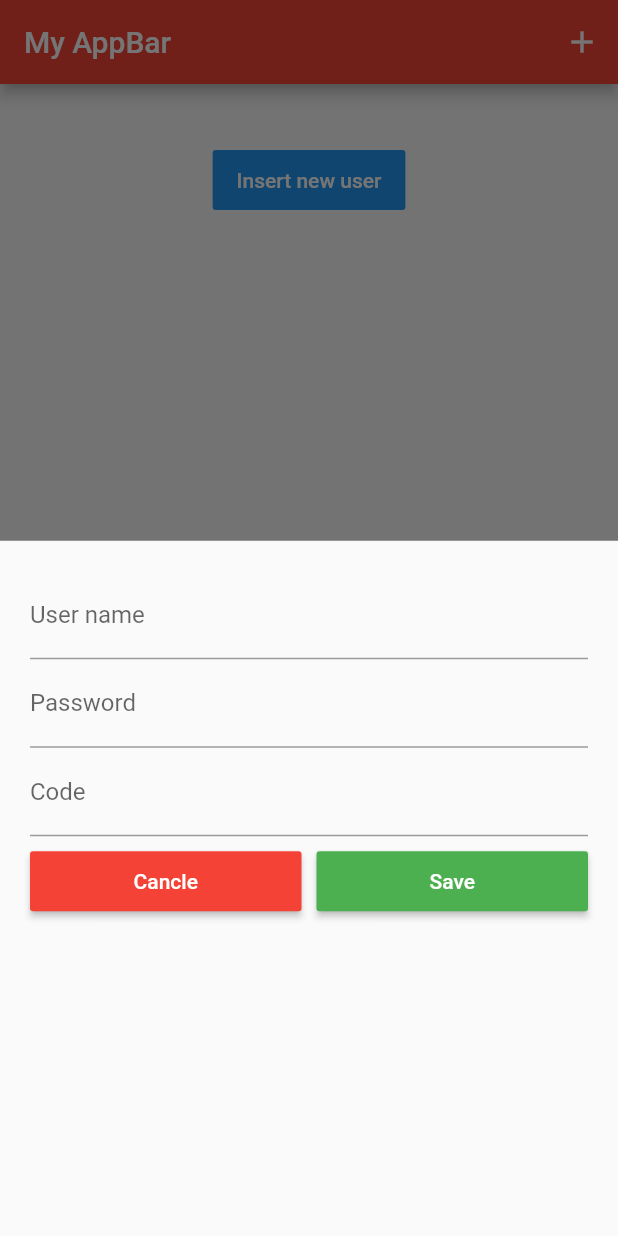
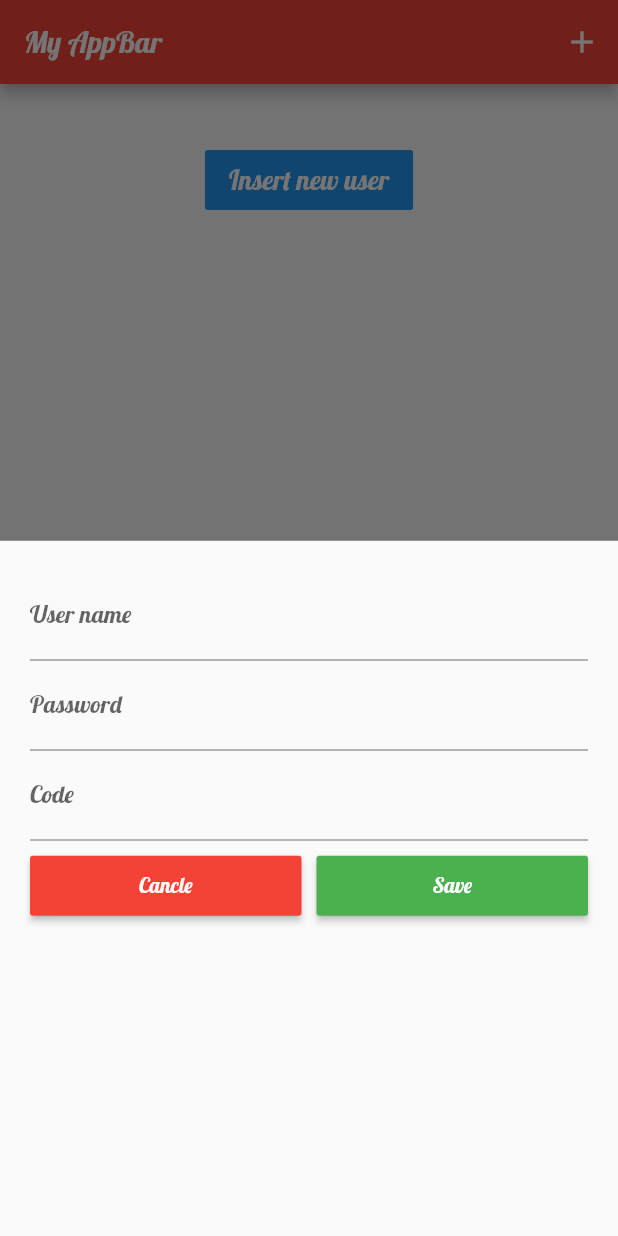
Before and after one commit to Wolo-Polo/Flutter, a Flutter app: the screen it shows after launch, after a tap on the "add" icon, on a phone screen of 412 x 824 dp. Run offline on Flutter 3.47's test engine with Material 2 defaults, Android fonts, the phone set to English and light mode, and no system bars.

Commit message:
final update

```diff
--- a/lib/SafeArea.dart
+++ b/lib/SafeArea.dart
@@ -118,7 +118,7 @@ class _MySafeAreaState extends State {
   @override
   Widget build(BuildContext context) {
     return Scaffold(
-          appBar: AppBar(
+         appBar: AppBar(
             title: Text("My AppBar"),
             backgroundColor: Colors.red,
             actions: [
@@ -135,7 +135,8 @@ class _MySafeAreaState extends State {
           floatingActionButton: FloatingActionButton(
             tooltip: "Add new user",
             child: Icon(Icons.add),
-            backgroundColor: Colors.red,
+            backgroundColor: Theme.of(context).primaryColor,//Colors.red,
+            hoverColor: Theme.of(context).accentColor,
             onPressed: () {
               _buildModalBottomSheet();
             },
@@ -152,7 +153,10 @@ class _MySafeAreaState extends State {
                     ButtonTheme(
                       height: 40,
                       child: FlatButton(
-                        child: Text("Insert new user"),
+                        child: Text(
+                          "Insert new user",
+                          style: const TextStyle(fontSize: 18, fontFamily: "Lobster-Regular"),
+                        ),
                         color: Colors.blue,
                         textColor: Colors.white,
                         onPressed: () {
--- a/lib/main.dart
+++ b/lib/main.dart
@@ -7,6 +7,11 @@ void main() {
   runApp(
       MaterialApp(
         title: "My SafeArea, Column, FlatButton, TextField",
+        theme: ThemeData(
+          primaryColor: Colors.red,
+          accentColor: Colors.green,
+          fontFamily: "Lobster-Regular",
+        ),
         home: MySafeArea()
       )
   );
```
Also changed, not shown: pubspec.yaml (+4 -6 lines), assets/fonts/Lobster-Regular.ttf (added).
